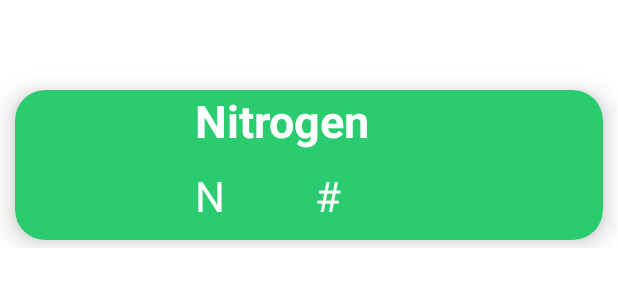
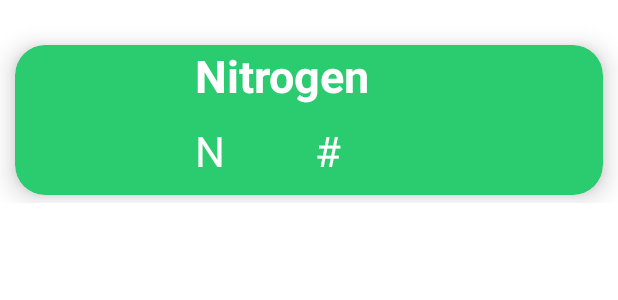
Before and after one commit to mnguyenn19/HydroponicsProject, an Android app: the layout recycleview_rows.xml on its own in the app's theme, with its tools: preview values and no code run, on a phone screen of 412 x 824 dp. Shown: the top 300 px of the screen. Run offline under Robolectric (Android 15) with nearby library versions, the phone set to English and light mode, and no system bars.

Commit message:
Delete back button on Schedule and light & water subpages. Adjusted recycleview rows top margin

```diff
--- a/app/src/main/java/com/example/hponx/Schedule.java
+++ b/app/src/main/java/com/example/hponx/Schedule.java
@@ -18,7 +18,7 @@ public class Schedule extends AppCompatActivity {
         schedLight = findViewById(R.id.LevelALight);
         schedMedium = findViewById(R.id.LevelBMedium);
         schedHeavy = findViewById(R.id.LevelCHeavy);
-        schedBack = findViewById(R.id.LevelBack);
+        //schedBack = findViewById(R.id.LevelBack);
 
         schedBack.setOnClickListener(new View.OnClickListener() {
             @Override
--- a/app/src/main/res/layout/activity_schedule.xml
+++ b/app/src/main/res/layout/activity_schedule.xml
@@ -51,7 +51,7 @@
         android:textStyle="bold"
         android:textSize="17sp"
         android:layout_marginTop="25dp"/>
-
+    <!--
     <Button
         android:layout_width="265dp"
         android:layout_height="wrap_content"
@@ -62,5 +62,5 @@
         android:textStyle="bold"
         android:textSize="17sp"
         android:layout_marginTop="140dp"/>
-
+    -->
 </LinearLayout>
--- a/app/src/main/res/layout/fragment_light.xml
+++ b/app/src/main/res/layout/fragment_light.xml
@@ -37,7 +37,7 @@
         android:id="@+id/LightOff"
         android:background="@color/cAccent"
         android:textStyle="bold"/>
-
+    <!--
     <Button
         android:id="@+id/LightBack"
         android:layout_width="141dp"
@@ -48,6 +48,6 @@
         android:background="@color/cAccent"
         android:text="Back"
         android:textStyle="bold" />
-
+    -->
 
 </RelativeLayout>
--- a/app/src/main/res/layout/fragment_water.xml
+++ b/app/src/main/res/layout/fragment_water.xml
@@ -39,7 +39,7 @@
         android:background="@color/cAccent"
         android:text="Off"
         android:textStyle="bold" />
-
+    <!--
     <Button
         android:id="@+id/WaterBack"
         android:layout_width="141dp"
@@ -50,5 +50,5 @@
         android:background="@color/cAccent"
         android:text="Back"
         android:textStyle="bold" />
-
+    -->
 </FrameLayout>
--- a/app/src/main/res/layout/recycleview_rows.xml
+++ b/app/src/main/res/layout/recycleview_rows.xml
@@ -8,7 +8,7 @@
     <androidx.cardview.widget.CardView
         android:layout_width="match_parent"
         android:layout_height="wrap_content"
-        android:layout_marginTop="60dp"
+        android:layout_marginTop="30dp"
         android:layout_marginBottom="5dp"
         android:layout_marginStart="10dp"
         android:layout_marginEnd="10dp"
```
